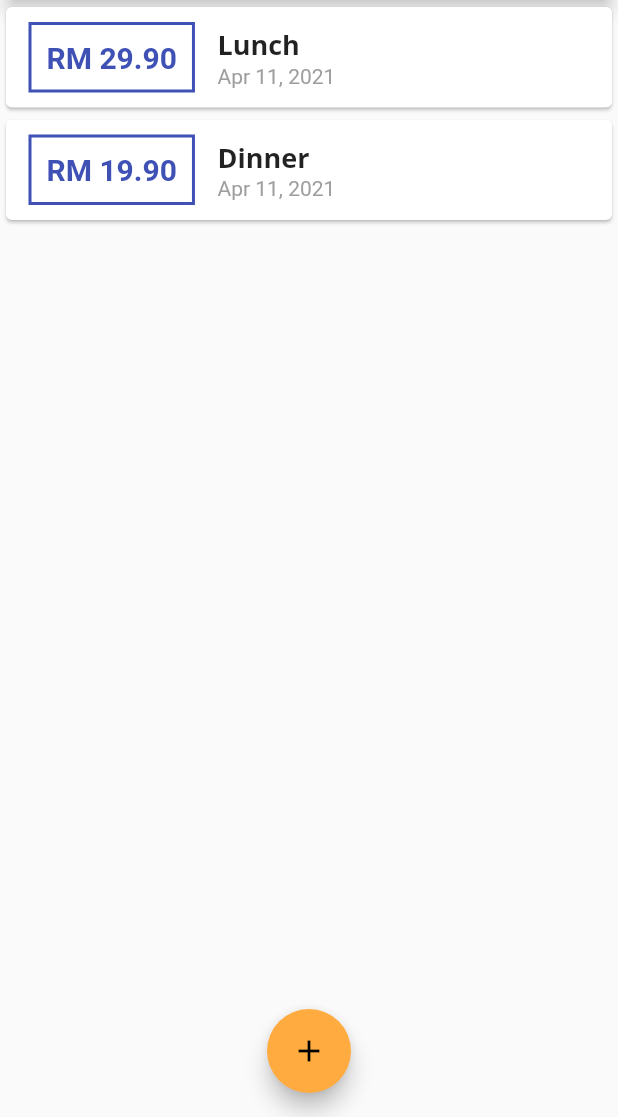
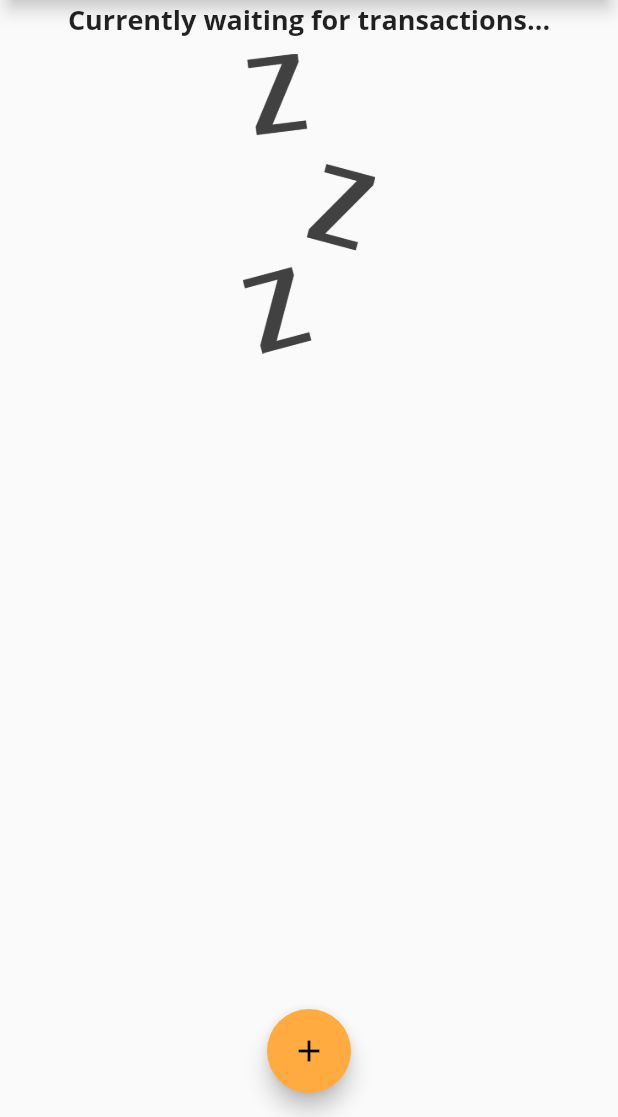
Before and after one commit to SpaceGliderr/flutter-udemy, a Flutter app: the screen it shows after launch, on a phone screen of 412 x 824 dp, the part 119-1236 px from its top. Run offline on Flutter 3.47's test engine with Material 2 defaults, Android fonts, the phone set to English and light mode, and no system bars; missing offline and left inert: dart:ffi.

Commit message:
Learned about implementing images

```diff
--- a/personal_expenses/lib/main.dart
+++ b/personal_expenses/lib/main.dart
@@ -46,18 +46,18 @@ class MyHomePage extends StatefulWidget {
 
 class _MyHomePageState extends State<MyHomePage> {
   final List<Transaction> _transactions = [
-    Transaction(
-      id: "T1",
-      title: "Lunch",
-      amount: 29.90,
-      date: DateTime.now(),
-    ),
-    Transaction(
-      id: "T2",
-      title: "Dinner",
-      amount: 19.90,
-      date: DateTime.now(),
-    ),
+    // Transaction(
+    //   id: "T1",
+    //   title: "Lunch",
+    //   amount: 29.90,
+    //   date: DateTime.now(),
+    // ),
+    // Transaction(
+    //   id: "T2",
+    //   title: "Dinner",
+    //   amount: 19.90,
+    //   date: DateTime.now(),
+    // ),
   ];
 
   void _addNewTransaction(String title, double amount) {
--- a/personal_expenses/lib/widgets/transaction_list.dart
+++ b/personal_expenses/lib/widgets/transaction_list.dart
@@ -11,13 +11,33 @@ class TransactionList extends StatelessWidget {
   Widget build(BuildContext context) {
     return Container(
       height: 300,
-      child: ListView.builder(
+      child: transactions.isEmpty
+          ? Column(
+              children: [
+                Text(
+                  "Currently waiting for transactions...",
+                  style: Theme.of(context).textTheme.headline6,
+                ),
+                SizedBox(
+                  // Sized Box is not shown on screen, good for separators
+                  height: 10,
+                ),
+                Container(
+                    height: 200,
+                    child: Image.asset(
+                      "assets/images/waiting.png",
+                      fit: BoxFit.cover,
+                    ))
+              ],
+            )
+          : ListView.builder(
               itemBuilder: (ctx, idx) {
                 return Card(
                   child: Row(
                     children: [
                       Container(
-                  margin: EdgeInsets.symmetric(vertical: 10, horizontal: 15),
+                        margin:
+                            EdgeInsets.symmetric(vertical: 10, horizontal: 15),
                         decoration: BoxDecoration(
                           border: Border.all(
                             color: Theme.of(context).primaryColor,
--- a/personal_expenses/pubspec.yaml
+++ b/personal_expenses/pubspec.yaml
@@ -45,9 +45,8 @@ flutter:
   uses-material-design: true
 
   # To add assets to your application, add an assets section, like this:
-  # assets:
-  #   - images/a_dot_burr.jpeg
-  #   - images/a_dot_ham.jpeg
+  assets:
+    - assets/images/waiting.png
 
   # An image asset can refer to one or more resolution-specific "variants", see
   # https://flutter.dev/assets-and-images/#resolution-aware.
```
Also changed, not shown: personal_expenses/assets/images/waiting.png (added). Lines whose indentation alone changed are shown as unchanged.
